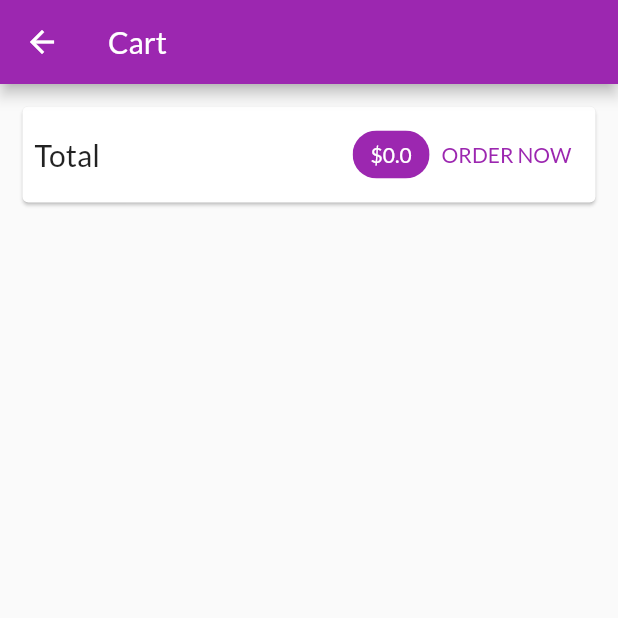
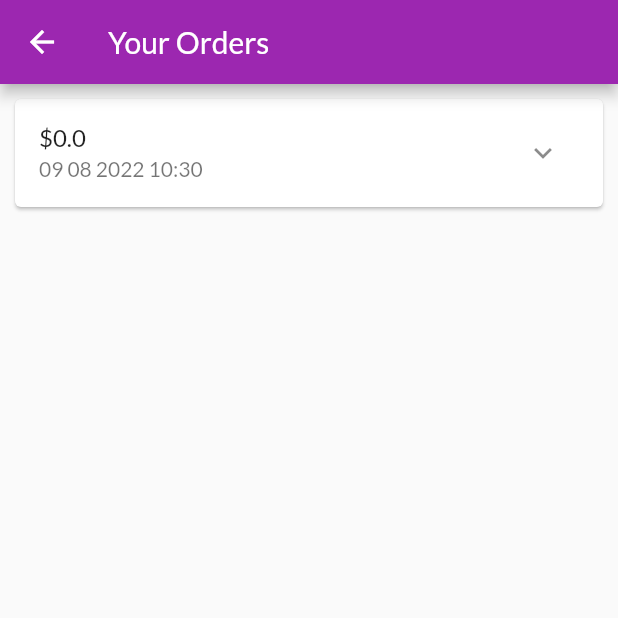
Before and after one commit to Guyco070/Shop_app-Flutter-Udemy-4th-project, a Flutter app: the CartSceen screen opened by its route, after a tap on "ORDER NOW", on a phone screen of 412 x 824 dp, the top half of it. Run offline on Flutter 3.47's test engine with Material 2 defaults, Android fonts, the phone set to English and light mode, and no system bars; network calls fail.

Commit message:
viseo 211

```diff
--- a/lib/main.dart
+++ b/lib/main.dart
@@ -1,8 +1,10 @@
 import 'package:flutter/material.dart';
 import 'package:provider/provider.dart';
-import 'package:shop_app/providers/Cart.dart';
+import 'package:shop_app/providers/cart.dart';
+import 'package:shop_app/providers/orders.dart';
 import 'package:shop_app/providers/products.dart';
 import 'package:shop_app/screens/cart_screen.dart';
+import 'package:shop_app/screens/orders_screen.dart';
 import 'package:shop_app/screens/product_details_screen.dart';
 import 'package:shop_app/screens/products_overview_screen.dart';
 
@@ -13,7 +15,7 @@ void main() {
 class MyApp extends StatelessWidget {
   const MyApp({Key? key}) : super(key: key);
 
-  // This widget is the root of your application.
+  // This widget is the root of   application.
   @override
   Widget build(BuildContext context) {
     return MultiProvider(
@@ -22,6 +24,8 @@ class MyApp extends StatelessWidget {
               create: ((context) => Products())), // in case That we creating a new wiget its better use create and not value
         ChangeNotifierProvider(
               create: ((context) => Cart())),
+        ChangeNotifierProvider(
+              create: ((context) => Orders())),
       ],
       child: MaterialApp(
         title: 'Flutter Demo',
@@ -42,6 +46,7 @@ class MyApp extends StatelessWidget {
         routes: {
           ProductDetailsScreen.routeName: (ctx) => const ProductDetailsScreen(),
           CartSceen.routeName:(context) => const CartSceen(),
+          OrdersScreen.routeName:(context) => const OrdersScreen(),
         },
       )
     );
--- a/lib/providers/Orders.dart
+++ b/lib/providers/Orders.dart
@@ -1,5 +1,37 @@
-import 'package:flutter/cupertino.dart';
+import 'package:flutter/material.dart';
+import 'package:shop_app/providers/cart.dart';
 
-class Order with ChangeNotifier {
+class OrderItem {
+  final String id;
+  final double amount;
+  final List<CartItem> products;
+  final DateTime dateTime;
 
+  OrderItem(
+      {
+        required this.id,
+        required this.amount,
+        required this.products,
+        required this.dateTime
+      }
+    );
 }
+
+class Orders with ChangeNotifier {
+  List<OrderItem> _orders = [];
+
+  List<OrderItem> get orders {
+    return [..._orders];
+  }
+
+  void addOrder(List<CartItem> cartProducts, double total) {
+    _orders.insert(
+        0,
+        OrderItem(
+            id: DateTime.now().toString(),
+            amount: total,
+            products: cartProducts,
+            dateTime: DateTime.now()));
+    notifyListeners();
+  }
+}
--- a/lib/providers/cart.dart
+++ b/lib/providers/cart.dart
@@ -58,4 +58,9 @@ class Cart with ChangeNotifier {
     _items.remove(productiId);
     notifyListeners();
   }
+
+  void clear() {
+    _items = {};
+    notifyListeners();
+  }
 }
--- a/lib/screens/cart_screen.dart
+++ b/lib/screens/cart_screen.dart
@@ -1,6 +1,8 @@
 import 'package:flutter/material.dart';
 import 'package:provider/provider.dart';
-import 'package:shop_app/providers/Cart.dart' show Cart;
+import 'package:shop_app/providers/cart.dart' show Cart;
+import 'package:shop_app/providers/orders.dart';
+import 'package:shop_app/screens/orders_screen.dart';
 import 'package:shop_app/widgets/cart_item.dart';
 
 class CartSceen extends StatelessWidget {
@@ -35,7 +37,15 @@ class CartSceen extends StatelessWidget {
                           )),
                       backgroundColor: Theme.of(context).primaryColor,
                     ),
-                    TextButton(onPressed: () {}, child: const Text('ORDER NOW'))
+                    TextButton(
+                        onPressed: () {
+                          Provider.of<Orders>(context, listen: false).addOrder(
+                              cart.items.values.toList().cast(),
+                              cart.totalAmount);
+                          cart.clear();
+                          Navigator.pushNamed(context, OrdersScreen.routeName);
+                        },
+                        child: const Text('ORDER NOW')),
                   ],
                 ),
               )),
--- /dev/null
+++ b/lib/screens/orders_screen.dart
@@ -0,0 +1,25 @@
+import 'package:flutter/material.dart';
+import 'package:provider/provider.dart';
+import 'package:shop_app/providers/orders.dart' show Orders;
+import 'package:shop_app/widgets/order_item.dart';
+
+class OrdersScreen extends StatelessWidget {
+  const OrdersScreen({Key? key}) : super(key: key);
+
+  static String routeName = '/orders_screen';
+
+  @override
+  Widget build(BuildContext context) {
+    final ordersData = Provider.of<Orders>(context);
+
+    return Scaffold(
+      appBar: AppBar(
+          title: const Text('Your Orders'),
+        ),
+      body: ListView.builder(
+            itemBuilder: ((context, index) => OrderItem(order: ordersData.orders[index])),
+            itemCount: ordersData.orders.length,
+        ),
+    );
+  }
+}
--- a/lib/screens/products_overview_screen.dart
+++ b/lib/screens/products_overview_screen.dart
@@ -1,6 +1,6 @@
 import 'package:flutter/material.dart';
 import 'package:provider/provider.dart';
-import 'package:shop_app/providers/Cart.dart';
+import 'package:shop_app/providers/cart.dart';
 import 'package:shop_app/screens/cart_screen.dart';
 import 'package:shop_app/widgets/badge.dart';
 import 'package:shop_app/widgets/products_grid.dart';
--- a/lib/widgets/cart_item.dart
+++ b/lib/widgets/cart_item.dart
@@ -1,6 +1,6 @@
 import 'package:flutter/material.dart';
 import 'package:provider/provider.dart';
-import 'package:shop_app/providers/Cart.dart';
+import 'package:shop_app/providers/cart.dart';
 
 class CartItem extends StatelessWidget {
   const CartItem({
--- /dev/null
+++ b/lib/widgets/order_item.dart
@@ -0,0 +1,32 @@
+import 'package:flutter/material.dart';
+import 'package:intl/intl.dart';
+import '../providers/orders.dart' as ord;
+
+class OrderItem extends StatelessWidget {
+  const OrderItem({Key? key, required this.order}) : super(key: key);
+
+  final ord.OrderItem order;
+
+  String get date {
+    return DateFormat('dd MM yyyy hh:mm').format(order.dateTime).toString();
+  }
+
+  @override
+  Widget build(BuildContext context) {
+    return Card(
+      margin: const EdgeInsets.all(10),
+      child: Column(children: [
+        ListTile(
+          title: Text('\$${order.amount}'),
+          subtitle: Text(date),
+          trailing: IconButton(
+            icon: const Icon(Icons.expand_more),
+            onPressed: () {
+
+            },
+          ),
+        )
+      ]),
+    );
+  }
+}
--- a/lib/widgets/product_item.dart
+++ b/lib/widgets/product_item.dart
@@ -1,6 +1,6 @@
 import 'package:flutter/material.dart';
 import 'package:provider/provider.dart';
-import 'package:shop_app/providers/Cart.dart';
+import 'package:shop_app/providers/cart.dart';
 import 'package:shop_app/providers/product.dart';
 import 'package:shop_app/screens/product_details_screen.dart';
 
--- a/pubspec.yaml
+++ b/pubspec.yaml
@@ -30,6 +30,7 @@ dependencies:
   flutter:
     sdk: flutter
   provider: ^6.0.3
+  intl: ^0.17.0
 
   # The following adds the Cupertino Icons font to your application.
   # Use with the CupertinoIcons class for iOS style icons.
```
Also changed, not shown: pubspec.lock.
